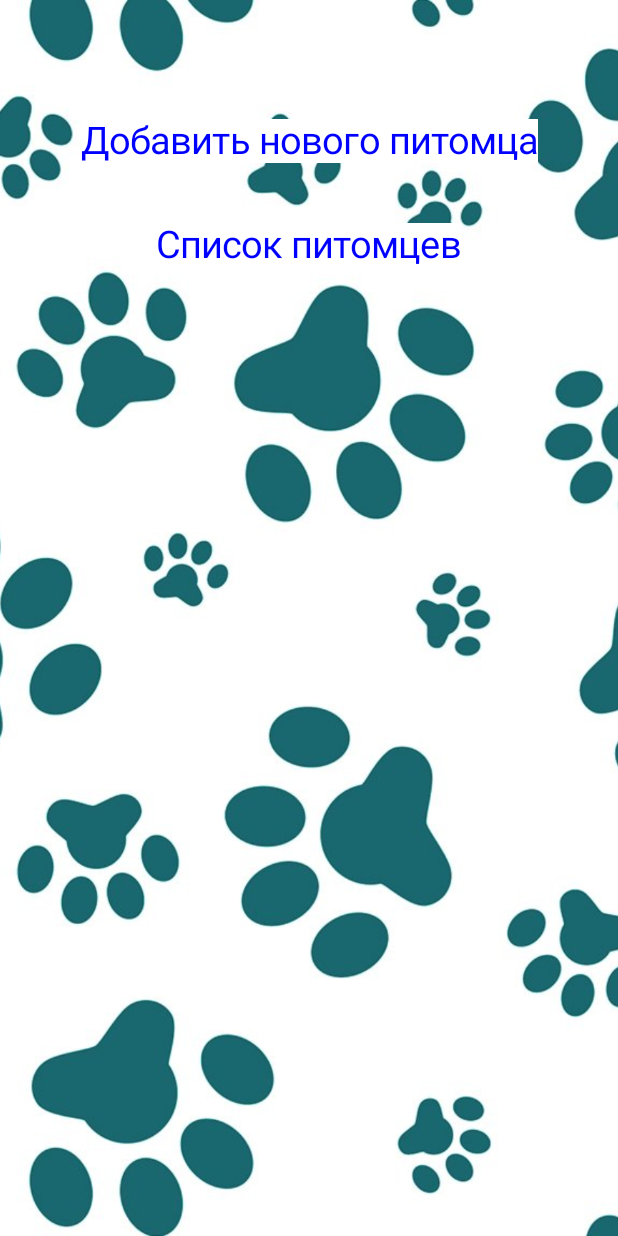
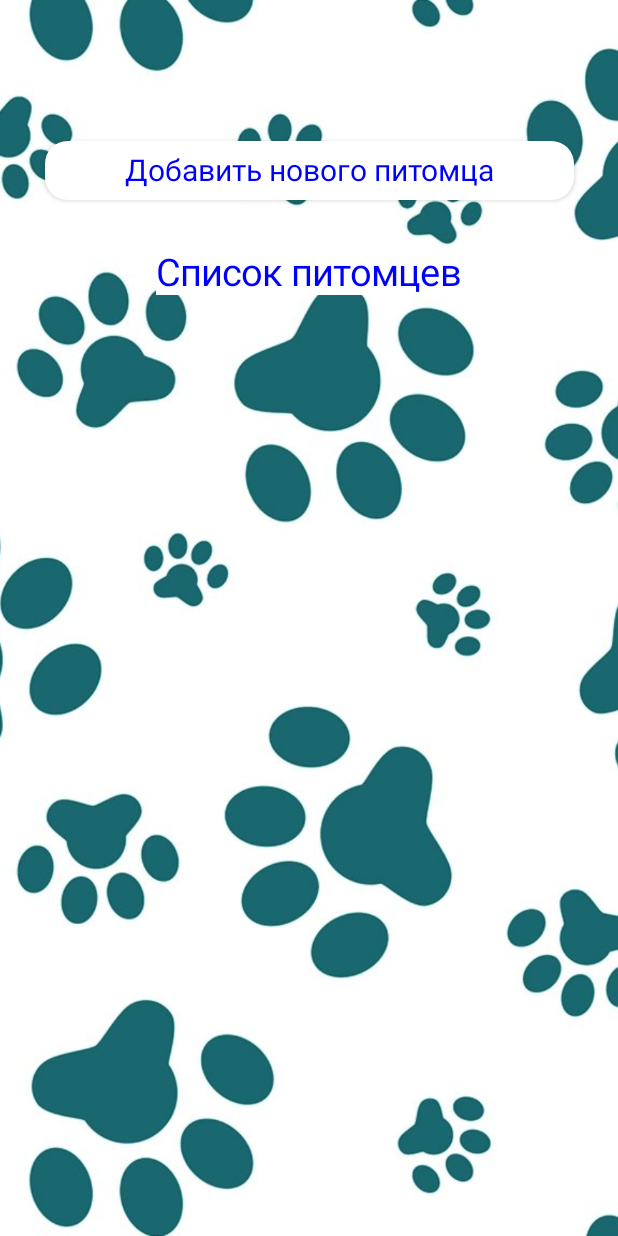
Before and after one commit to R1mok/mephi-diploma, an Android app built with Jetpack Compose: the @Preview function GroupScreenPreview, on a phone screen of 412 x 824 dp. Run offline under Robolectric (Android 15) with nearby library versions, the phone set to English and light mode, and no system bars; our stand-ins replace Volley; network calls fail.

Commit message:
Add color in OutlinedText

```diff
--- a/app/src/main/java/com/example/petschedule/composables/GroupScreen.kt
+++ b/app/src/main/java/com/example/petschedule/composables/GroupScreen.kt
@@ -90,21 +90,41 @@ fun GroupScreen(navController: NavController, token: String, id: String, name: S
                 .background(color = Color.White)
                 .align(Alignment.CenterHorizontally)
         )
-        Text(
-            text = "Добавить нового питомца",
-            style = TextStyle(fontSize = 25.sp, color = Color.Blue),
+        Button(
             modifier = Modifier
+                .fillMaxWidth(0.9f)
                 .align(Alignment.CenterHorizontally)
-                .background(color = Color.White)
-                .clickable { isExpandedCreatePet = !isExpandedCreatePet }
-        )
-        Spacer(modifier = Modifier.padding(vertical = 20.dp))
+                .padding(vertical = 10.dp),
+            onClick = {
+                      isExpandedCreatePet = !isExpandedCreatePet
+            },
+            shape = RoundedCornerShape(15.dp),
+            colors = ButtonDefaults.buttonColors(
+                backgroundColor = Color.White,
+                contentColor = Color.Gray
+            ),
+
+            ) {
+            Text(
+                text = "Добавить нового питомца",
+                style = TextStyle(fontSize = 20.sp, color = Color.Blue)
+            )
+        }
+        Spacer(modifier = Modifier.padding(vertical = 10.dp))
         if (isExpandedCreatePet) {
             OutlinedTextField(
                 value = petName,
                 onValueChange = { petName = it },
                 label = { Text(text = "Имя питомца") },
                 textStyle = TextStyle(fontSize = 25.sp),
+                colors = TextFieldDefaults.outlinedTextFieldColors(
+                    focusedLabelColor = Color.Blue,
+                    unfocusedLabelColor = Color.Blue,
+                    cursorColor = Color.Black,
+                    focusedBorderColor = Color.Blue,
+                    backgroundColor = Color.White,
+                    unfocusedBorderColor = Color.Blue,
+                    textColor = Color.Blue)
             )
             Row(
                 modifier = Modifier.fillMaxWidth()
@@ -264,7 +284,7 @@ fun GroupScreen(navController: NavController, token: String, id: String, name: S
             horizontalAlignment = Alignment.CenterHorizontally,
             modifier = Modifier
                 .fillMaxSize()
-                .padding(vertical = 100.dp)
+                .padding(vertical = 40.dp)
         ) {
             items(pets.value) { pet ->
                 Button(
```
